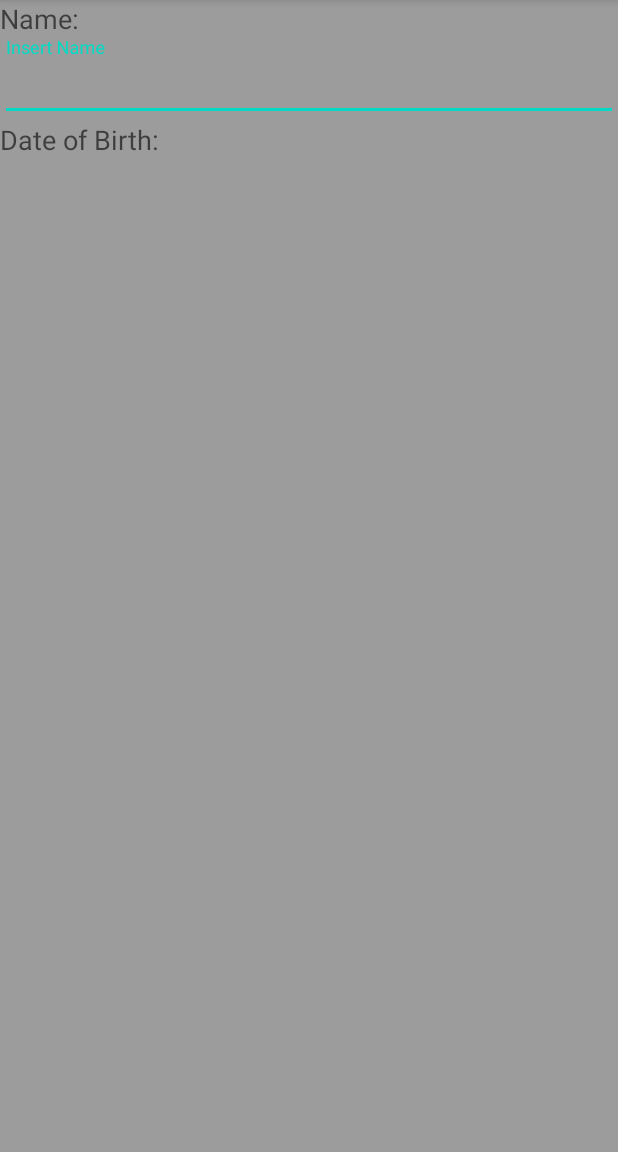
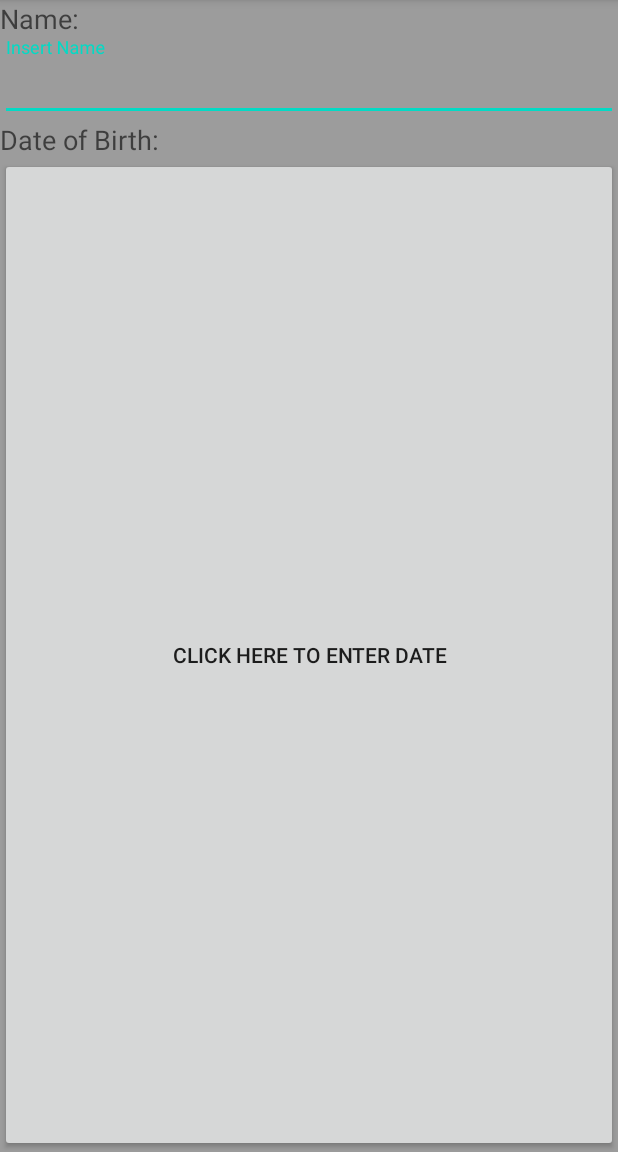
Before and after one commit to DanielSiob/Gestao_Infetados, an Android app: the Add_Patient_Data screen opened directly, with no data from a screen before it, on a phone screen of 412 x 824 dp, the part 84-1236 px from its top. Run offline under Robolectric (Android 15) with nearby library versions, the phone set to English and light mode, and no system bars.

Commit message:
correção da TAG

```diff
--- a/app/src/main/java/com/example/gestaoinfetados/MainActivity.java
+++ b/app/src/main/java/com/example/gestaoinfetados/MainActivity.java
@@ -17,6 +17,11 @@ public class MainActivity extends AppCompatActivity{
         startActivity(intent);
     }
 
+    public void goToActivity_Add_Patient_Data (View view){
+        Intent intent = new Intent (this, Add_Patient_Data.class);
+        startActivity(intent);
+    }
+
     @Override
     protected void onCreate(Bundle savedInstanceState) {
         super.onCreate(savedInstanceState);
--- a/app/src/main/res/layout/activity_add__patient__data.xml
+++ b/app/src/main/res/layout/activity_add__patient__data.xml
@@ -31,5 +31,12 @@
             android:text="Date of Birth:"
             android:textAppearance="@style/TextAppearance.AppCompat.Medium" />
 
+        <Button
+            android:id="@+id/ButtonDateOfBirthPatient"
+            android:layout_width="match_parent"
+            android:layout_height="wrap_content"
+            android:layout_weight="1"
+            android:text="Click here to enter Date" />
+
     </com.google.android.material.textfield.TextInputLayout>
 </LinearLayout>
```
Also changed, not shown: app/src/main/java/com/example/gestaoinfetados/Add_Patient_Data.java (+6 -3 lines).
